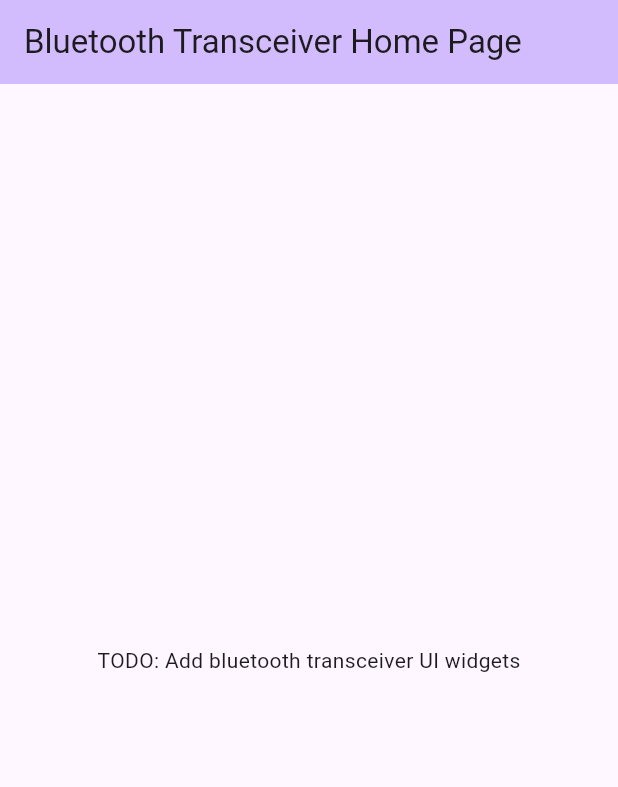
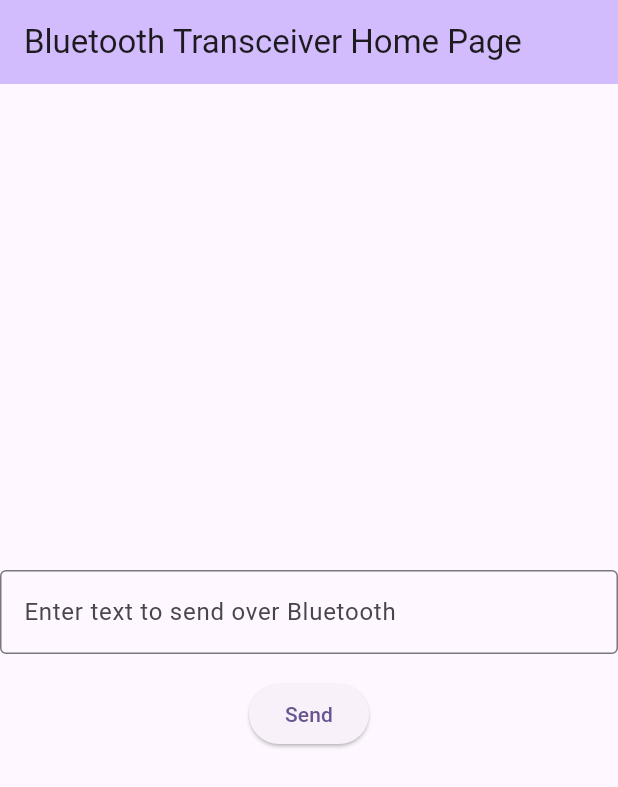
Before and after one commit to danielvallance/flutter_bluetooth_communication, a Flutter app: the screen it shows after launch, on a phone screen of 412 x 824 dp. Shown: the top 787 px of the screen. Run offline on Flutter 3.47's test engine with Material 3 defaults, Android fonts, the light colour scheme and no system bars.

Commit message:
Basic logging of message
Added text field and button widget. Once button
is pressed, text field contents are logged (along
with its base64 encoding).

The base64 encoding will be sent over bluetooth
when this button is pressed in the final implementation

```diff
--- a/lib/main.dart
+++ b/lib/main.dart
@@ -1,3 +1,5 @@
+import 'dart:convert';
+import 'dart:developer';
 import 'package:flutter/material.dart';
 
 void main() {
@@ -15,13 +17,21 @@
         colorScheme: ColorScheme.fromSeed(seedColor: Colors.deepPurple),
         useMaterial3: true,
       ),
-      home: const BluetoothTransceiverHomePage(),
+      home: BluetoothTransceiverHomePage(),
     );
   }
 }
 
 class BluetoothTransceiverHomePage extends StatelessWidget {
-  const BluetoothTransceiverHomePage({super.key});
+  BluetoothTransceiverHomePage({super.key});
+
+  final TextEditingController _controller = TextEditingController();
+
+  void _handlePress() {
+    String message = _controller.text;
+    String base64message = base64.encode(message.codeUnits);
+    log('Text entered: $message base64 encoding: $base64message');
+  }
 
   @override
   Widget build(BuildContext context) {
@@ -30,12 +40,21 @@
         backgroundColor: Theme.of(context).colorScheme.inversePrimary,
         title: const Text("Bluetooth Transceiver Home Page"),
       ),
-      body: const Center(
+      body: Center(
         child: Column(
           mainAxisAlignment: MainAxisAlignment.center,
           children: <Widget>[
-            Text(
-              'TODO: Add bluetooth transceiver UI widgets',
+            TextField(
+              controller: _controller,
+              decoration: const InputDecoration(
+                border: OutlineInputBorder(),
+                labelText: 'Enter text to send over Bluetooth',
+              ),
+            ),
+            const SizedBox(height: 16),
+            ElevatedButton(
+              onPressed: _handlePress,
+              child: const Text('Send'),
             ),
           ],
         ),
```
